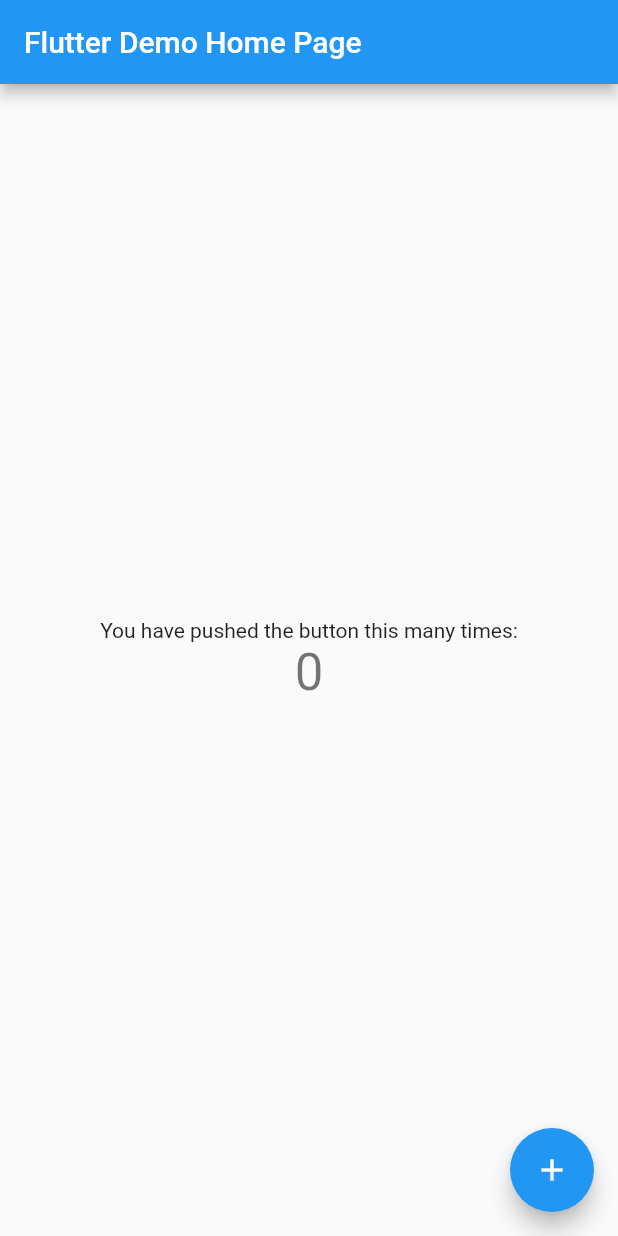
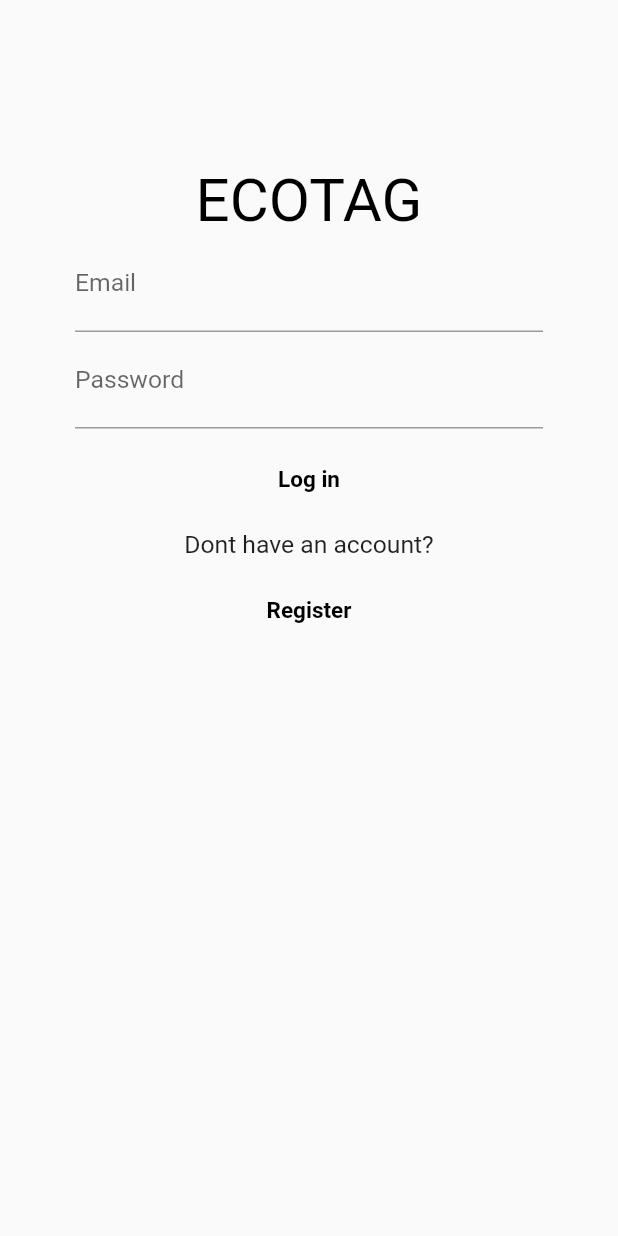
Before and after one commit to TheNova22/ecotag-frontend, a Flutter app: the screen it shows after launch, on a phone screen of 412 x 824 dp. Run offline on Flutter 3.47's test engine with Material 2 defaults, Android fonts, the phone set to English and light mode, and no system bars; our stand-ins replace firebase_auth, firebase_core, fluttertoast, google_sign_in, shared_preferences; accounts and stored records are empty; Roboto replaces fonts that are missing (Comfortaa).

Commit message:
login and firebase integration done (web and android)

```diff
--- a/lib/main.dart
+++ b/lib/main.dart
@@ -1,6 +1,34 @@
+import 'package:firebase_auth/firebase_auth.dart';
+import 'package:firebase_core/firebase_core.dart';
 import 'package:flutter/material.dart';
+import 'package:sih_frontend/screens/login_screen.dart';
+import 'package:flutter/foundation.dart' show kIsWeb;
+import 'package:flutter/services.dart';
 
-void main() {
+// to build web app
+// flutter build web --web-renderer canvaskit --no-sound-null-safety --release
+
+// to build flutter apk:
+// flutter build apk --split-per-abi
+void main() async {
+  WidgetsFlutterBinding.ensureInitialized();
+  await Firebase.initializeApp(
+      // Replace with actual values
+      options: const FirebaseOptions(
+          apiKey: "AIzaSyAKT1K87BKF-N_EfqRT9QtnasHQk-p9CVI",
+          authDomain: "officialconnect-58897.firebaseapp.com",
+          databaseURL:
+              "https://officialconnect-58897-default-rtdb.firebaseio.com",
+          projectId: "officialconnect-58897",
+          storageBucket: "officialconnect-58897.appspot.com",
+          messagingSenderId: "325443015605",
+          appId: "1:325443015605:web:565e445cd3b50016813ffc",
+          measurementId: "G-S60LB92CG8"));
+
+  // if (!kIsWeb) {
+  await Firebase.initializeApp();
+  // }
+
   runApp(const MyApp());
 }
 
@@ -10,106 +38,28 @@ class MyApp extends StatelessWidget {
   // This widget is the root of your application.
   @override
   Widget build(BuildContext context) {
+    final stream = StreamBuilder(
+      stream: FirebaseAuth.instance.authStateChanges(),
+      builder: (ctx, snapshot) {
+        if (snapshot.connectionState == ConnectionState.waiting) {
+          return const Center(child: CircularProgressIndicator());
+        }
+        if (snapshot.hasData) {
+          return Scaffold(
+            body: Scaffold(
+              body: IconButton(
+                  onPressed: () async {
+                    FirebaseAuth.instance.signOut();
+                  },
+                  icon: Icon(Icons.logout)),
+            ),
+          );
+        }
+        return const LoginScreen();
+      },
+    );
     return MaterialApp(
-      title: 'Flutter Demo',
-      theme: ThemeData(
-        // This is the theme of your application.
-        //
-        // Try running your application with "flutter run". You'll see the
-        // application has a blue toolbar. Then, without quitting the app, try
-        // changing the primarySwatch below to Colors.green and then invoke
-        // "hot reload" (press "r" in the console where you ran "flutter run",
-        // or simply save your changes to "hot reload" in a Flutter IDE).
-        // Notice that the counter didn't reset back to zero; the application
-        // is not restarted.
-        primarySwatch: Colors.blue,
-      ),
-      home: const MyHomePage(title: 'Flutter Demo Home Page'),
+      home: stream,
     );
   }
 }
-
-class MyHomePage extends StatefulWidget {
-  const MyHomePage({Key? key, required this.title}) : super(key: key);
-
-  // This widget is the home page of your application. It is stateful, meaning
-  // that it has a State object (defined below) that contains fields that affect
-  // how it looks.
-
-  // This class is the configuration for the state. It holds the values (in this
-  // case the title) provided by the parent (in this case the App widget) and
-  // used by the build method of the State. Fields in a Widget subclass are
-  // always marked "final".
-
-  final String title;
-
-  @override
-  State<MyHomePage> createState() => _MyHomePageState();
-}
-
-class _MyHomePageState extends State<MyHomePage> {
-  int _counter = 0;
-
-  void _incrementCounter() {
-    setState(() {
-      // This call to setState tells the Flutter framework that something has
-      // changed in this State, which causes it to rerun the build method below
-      // so that the display can reflect the updated values. If we changed
-      // _counter without calling setState(), then the build method would not be
-      // called again, and so nothing would appear to happen.
-      _counter++;
-    });
-  }
-
-  @override
-  Widget build(BuildContext context) {
-    // This method is rerun every time setState is called, for instance as done
-    // by the _incrementCounter method above.
-    //
-    // The Flutter framework has been optimized to make rerunning build methods
-    // fast, so that you can just rebuild anything that needs updating rather
-    // than having to individually change instances of widgets.
-    return Scaffold(
-      appBar: AppBar(
-        // Here we take the value from the MyHomePage object that was created by
-        // the App.build method, and use it to set our appbar title.
-        title: Text(widget.title),
-      ),
-      body: Center(
-        // Center is a layout widget. It takes a single child and positions it
-        // in the middle of the parent.
-        child: Column(
-          // Column is also a layout widget. It takes a list of children and
-          // arranges them vertically. By default, it sizes itself to fit its
-          // children horizontally, and tries to be as tall as its parent.
-          //
-          // Invoke "debug painting" (press "p" in the console, choose the
-          // "Toggle Debug Paint" action from the Flutter Inspector in Android
-          // Studio, or the "Toggle Debug Paint" command in Visual Studio Code)
-          // to see the wireframe for each widget.
-          //
-          // Column has various properties to control how it sizes itself and
-          // how it positions its children. Here we use mainAxisAlignment to
-          // center the children vertically; the main axis here is the vertical
-          // axis because Columns are vertical (the cross axis would be
-          // horizontal).
-          mainAxisAlignment: MainAxisAlignment.center,
-          children: <Widget>[
-            const Text(
-              'You have pushed the button this many times:',
-            ),
-            Text(
-              '$_counter',
-              style: Theme.of(context).textTheme.headline4,
-            ),
-          ],
-        ),
-      ),
-      floatingActionButton: FloatingActionButton(
-        onPressed: _incrementCounter,
-        tooltip: 'Increment',
-        child: const Icon(Icons.add),
-      ), // This trailing comma makes auto-formatting nicer for build methods.
-    );
-  }
-}
--- /dev/null
+++ b/lib/screens/login_screen.dart
@@ -0,0 +1,282 @@
+import 'package:flutter/material.dart';
+import 'package:shared_preferences/shared_preferences.dart';
+
+import 'package:sih_frontend/utils/authentication.dart';
+
+class LoginScreen extends StatefulWidget {
+  static const String id = "login";
+
+  const LoginScreen({Key? key}) : super(key: key);
+
+  @override
+  State<LoginScreen> createState() => _LoginScreenState();
+}
+
+class _LoginScreenState extends State<LoginScreen> {
+  final _formKey = GlobalKey<FormState>();
+  bool isPressed = false;
+  bool fillForm = false;
+  TextEditingController emailController = TextEditingController();
+  TextEditingController pwdController = TextEditingController();
+  TextEditingController pwdConfirmController = TextEditingController();
+  TextEditingController nameController = TextEditingController();
+
+  FocusNode passwordFocus = FocusNode();
+  FocusNode nameFocus = FocusNode();
+  FocusNode passwordConfirmFocus = FocusNode();
+  bool register = false;
+
+  // void _submit() {}
+
+  void _submitEmail(value) {
+    emailController.text = value;
+    passwordFocus.requestFocus();
+  }
+
+  @override
+  Widget build(BuildContext context) {
+    final textStyle = TextStyle(
+        fontSize: MediaQuery.of(context).size.width * 0.04,
+        fontFamily: 'Comfortaa');
+    final size = MediaQuery.of(context).size;
+    final width = size.width;
+    final height = size.height;
+
+    TextFormField emailForm = TextFormField(
+      style: textStyle.copyWith(fontSize: width * 0.05),
+      cursorHeight: 30, // autofocus: true,
+      controller: emailController,
+      key: const ValueKey('email'),
+      onFieldSubmitted: _submitEmail,
+      decoration: InputDecoration(labelText: "Email", labelStyle: textStyle),
+      // TODO : enable this when production
+      validator: (value) {
+        return null;
+      },
+    );
+    TextFormField pwdForm = TextFormField(
+      style: textStyle.copyWith(fontSize: width * 0.05),
+      key: const ValueKey('pwd'),
+      controller: pwdController,
+      focusNode: passwordFocus,
+      obscureText: true,
+      decoration: InputDecoration(
+        labelText: "Password",
+        labelStyle: textStyle,
+      ),
+      validator: (value) {
+        if (register && value! != pwdConfirmController.text) {
+          setState(() {
+            isPressed = false;
+          });
+          return "Passwords must be equal";
+        }
+        if (value!.length < 8) {
+          setState(() {
+            isPressed = false;
+          });
+          return "Enter a password of length greater than 8";
+        }
+        return null;
+      },
+    );
+    TextFormField pwdConfirmForm = TextFormField(
+      style: textStyle.copyWith(fontSize: width * 0.05),
+      key: const ValueKey('pwd'),
+      controller: pwdConfirmController,
+      focusNode: passwordConfirmFocus,
+      obscureText: true,
+      decoration: InputDecoration(
+        labelText: "Confirm your password",
+        labelStyle: textStyle,
+      ),
+    );
+    TextFormField nameForm = TextFormField(
+      style: textStyle.copyWith(fontSize: width * 0.05),
+      key: const ValueKey('pwd'),
+      controller: nameController,
+      focusNode: nameFocus,
+      decoration: InputDecoration(
+        labelText: "Name",
+        labelStyle: textStyle,
+      ),
+      validator: (value) {
+        if (value!.isEmpty) {
+          setState(() {
+            isPressed = false;
+          });
+          return "Enter name ";
+        }
+        return null;
+      },
+    );
+
+    return Scaffold(
+      body: SingleChildScrollView(
+        child: Stack(
+          children: [
+            Positioned(
+              child: Padding(
+                padding: const EdgeInsets.only(top: 60.0),
+                child: SafeArea(
+                  child: Column(
+                      mainAxisAlignment: MainAxisAlignment.center,
+                      crossAxisAlignment: CrossAxisAlignment.center,
+                      children: [
+                        const SizedBox(
+                          height: 50,
+                        ),
+                        const Text(
+                          "ECOTAG",
+                          style: TextStyle(
+                              color: Colors.black,
+                              fontSize: 40,
+                              fontFamily: 'Comfortaa'),
+                        ),
+                        Form(
+                          key: _formKey,
+                          child: Column(
+                            children: [
+                              Padding(
+                                padding: const EdgeInsets.only(
+                                    left: 50.0, right: 50.0),
+                                child: emailForm,
+                              ),
+                              if (register)
+                                Padding(
+                                  padding: const EdgeInsets.only(
+                                      left: 50.0, right: 50.0),
+                                  child: nameForm,
+                                ),
+                              Padding(
+                                padding: const EdgeInsets.only(
+                                    left: 50.0, right: 50.0),
+                                child: pwdForm,
+                              ),
+                              if (register)
+                                Padding(
+                                  padding: const EdgeInsets.only(
+                                      left: 50.0, right: 50.0),
+                                  child: pwdConfirmForm,
+                                ),
+                            ],
+                          ),
+                        ),
+                        const SizedBox(
+                          height: 10,
+                        ),
+                        isPressed
+                            ? const CircularProgressIndicator()
+                            : Column(
+                                mainAxisAlignment: MainAxisAlignment.center,
+                                children: [
+                                  TextButton(
+                                    child: Text(
+                                      register ? "Register" : "Log in",
+                                      style: const TextStyle(
+                                          fontWeight: FontWeight.bold,
+                                          color: Colors.black,
+                                          fontSize: 15,
+                                          fontFamily: 'Comfortaa'),
+                                    ),
+                                    onPressed: () async {
+                                      setState(() {
+                                        isPressed = true;
+                                      });
+                                      //_submit();
+                                      if (_formKey.currentState!.validate()) {
+                                        debugPrint(
+                                            "${emailController.text} ${pwdController.text}");
+                                        if (register) {
+                                          await registerWithEmailPassword(
+                                            emailController.text,
+                                            pwdController.text,
+                                            nameController.text,
+                                          ).then((result) async {
+                                            if (result != null) {
+                                              final s = await SharedPreferences
+                                                  .getInstance();
+                                              s.setBool("logged_in", true);
+                                            }
+                                          }).catchError((error) {
+                                            debugPrint(
+                                                'Registration Error: $error');
+                                          });
+                                        } else {
+                                          if (!fillForm) {
+                                            setState(() {
+                                              fillForm = true;
+                                            });
+                                          } else {
+                                            setState(() {
+                                              isPressed = true;
+                                            });
+                                            //_submit();
+                                          }
+                                          if (_formKey.currentState!
+                                              .validate()) {
+                                            debugPrint(
+                                                "${emailController.text} ${pwdController.text}");
+                                            await signInWithEmailPassword(
+                                                    emailController.text,
+                                                    pwdController.text)
+                                                .then((result) async {
+                                              if (result != null) {
+                                                final s =
+                                                    await SharedPreferences
+                                                        .getInstance();
+                                                s.setBool("logged_in", true);
+                                              }
+                                            }).catchError((error) {
+                                              showToast('Login Error: $error');
+                                              setState(() {
+                                                isPressed = false;
+                                              });
+                                            });
+                                          }
+                                        }
+                                      }
+                                      setState(() {
+                                        isPressed = false;
+                                      });
+                                    },
+                                  ), //Register
+                                  const SizedBox(
+                                    height: 10,
+                                  ),
+                                  Text(
+                                    register
+                                        ? "Already a user ?"
+                                        : "Dont have an account?",
+                                    style: textStyle,
+                                  ),
+                                  const SizedBox(
+                                    height: 10,
+                                  ),
+                                  TextButton(
+                                    child: Text(
+                                      register ? "Sign-in" : "Register",
+                                      style: const TextStyle(
+                                          fontWeight: FontWeight.bold,
+                                          color: Colors.black,
+                                          fontSize: 15,
+                                          fontFamily: 'Comfortaa'),
+                                    ),
+                                    onPressed: () async {
+                                      setState(() {
+                                        register = !register;
+                                      });
+                                    },
+                                  ) // Login
+                                ],
+                              )
+                      ]),
+                ),
+              ),
+            ),
+          ],
+        ),
+      ),
+    );
+  }
+}
```
Also changed, not shown: lib/utils/authentication.dart (added, +138 -0 lines), pubspec.yaml (+6 -1 lines), pubspec.lock, 9 other files.
